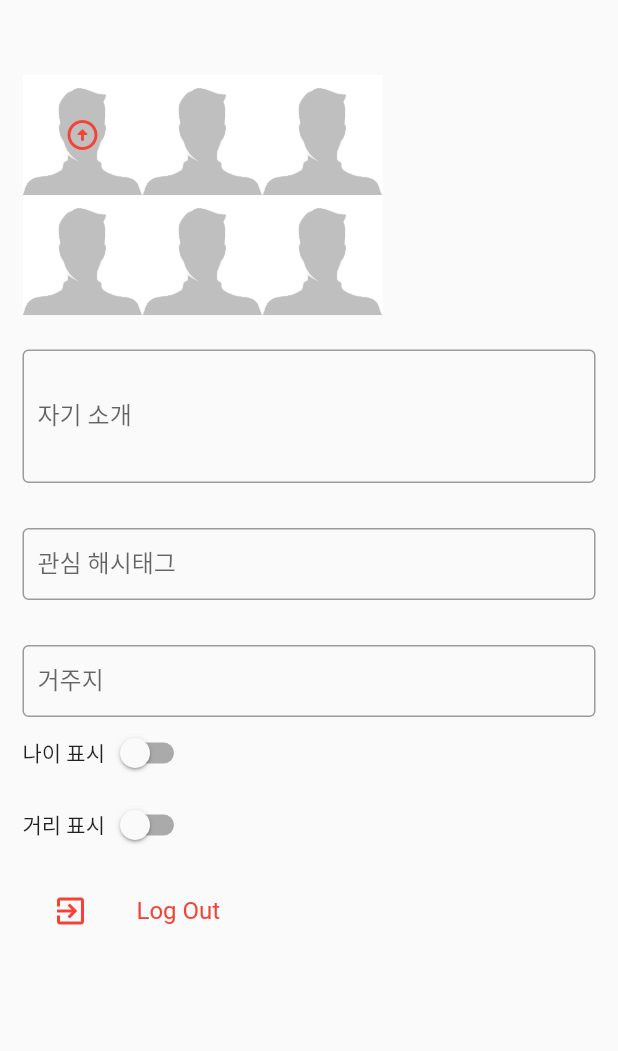
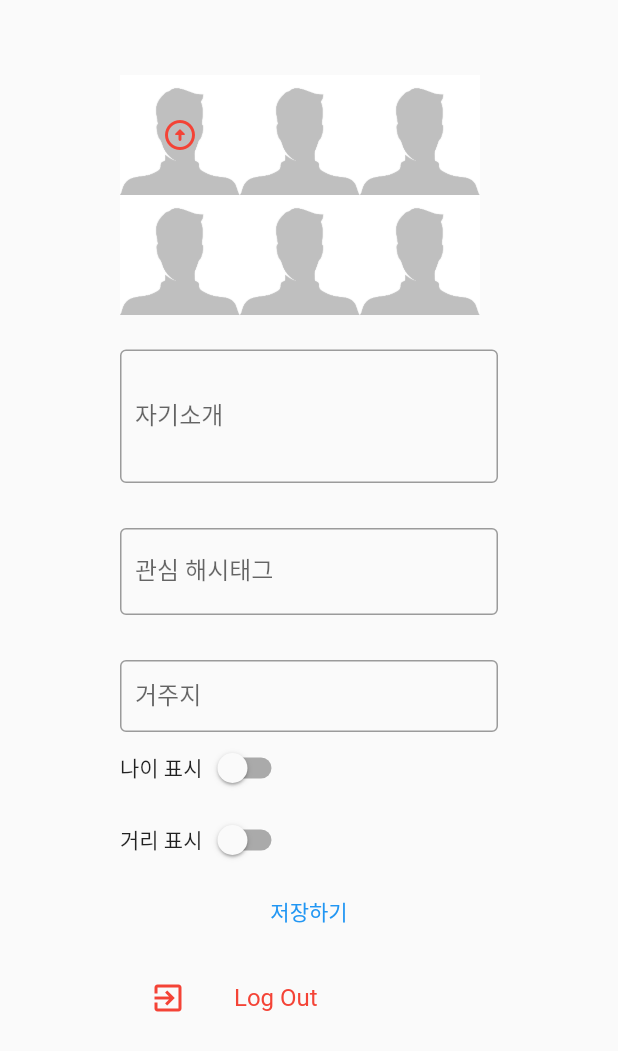
Before and after one commit to LoveCTTS/Alchemy, a Flutter app: the ProfilePage screen opened directly, on a phone screen of 412 x 824 dp. Shown: the top 1051 px of the screen. Run offline on Flutter 3.47's test engine with Material 2 defaults, Android fonts, the phone set to English and light mode, and no system bars; our stand-ins replace cloud_firestore, firebase_auth, firebase_core, firebase_storage, flutter_spinkit, image_picker and 2 more; accounts and stored records are empty; network calls fail; Roboto replaces fonts that are missing (Raleway-Regular).

Commit message:
Version1.2.8

```diff
--- a/lib/pages/home_page.dart
+++ b/lib/pages/home_page.dart
@@ -22,8 +22,8 @@ class HomePage extends StatefulWidget {
 
 class _HomePageState extends State<HomePage> {
 
-  int _currentIndex=2; //하단 바 터치시 이동하기위한 정수형 Index변수 생성
-  final List _children = [TestPage(),FriendsListPage(),AgoraPage(),GroupPage(),ProfilePage()];//터치시 각 위젯으로 가기 위한 클래스들을 저장한 리스트변수 생성
+  int _currentIndex=1; //하단 바 터치시 이동하기위한 정수형 Index변수 생성
+  final List _children = [FriendsListPage(),AgoraPage(),GroupPage(),ProfilePage()];//터치시 각 위젯으로 가기 위한 클래스들을 저장한 리스트변수 생성
   //변경이 되면 안되기때문에 final 키워드 사용(Constant랑 같은 의미)
 
   @override
--- a/lib/pages/profile_page.dart
+++ b/lib/pages/profile_page.dart
@@ -1,14 +1,13 @@
 import 'dart:io';
-
 import 'package:firebase_auth/firebase_auth.dart';
+import 'package:flutter/cupertino.dart';
 import 'package:flutter/material.dart';
 import 'package:image_picker/image_picker.dart';
 import 'package:firebase_storage/firebase_storage.dart';
 import 'package:linkproto/helper/helper_functions.dart';
 import 'package:linkproto/services/auth_service.dart';
-
+import 'package:linkproto/services/database_service.dart';
 import 'authenticate_page.dart';
-import 'group_page.dart';
 
 
 
@@ -22,7 +21,7 @@ class _ProfilePageState extends State<ProfilePage> {
   final AuthService _auth = AuthService();
   File _image;
   FirebaseAuth _firebaseAuth =FirebaseAuth.instance;
-  FirebaseUser _user;
+  User _user;
   FirebaseStorage _firebaseStorage = FirebaseStorage.instance;
   String _profileImageURL = "";
   final picker = ImagePicker();
@@ -31,19 +30,52 @@ class _ProfilePageState extends State<ProfilePage> {
   Reference _storageReference;
   bool distanceSwitched=false;
   bool ageSwitched=false;
+  String appealContents='';
+  String local='';
+  String hashTag='';
+  TextEditingController appealController= TextEditingController();
+  TextEditingController hashTagController= TextEditingController();
+  TextEditingController localController= TextEditingController();
 
   @override
-  void initState(){
+  initState() {
+    super.initState();
+    appealController.addListener(() { });
+    hashTagController.addListener(() { });
+    localController.addListener(() { });
+    _prepareService();
 
-    super.initState();
-    _prepareService();
+  }
+  @override
+  void dispose(){
+    localController.dispose();
+    hashTagController.dispose();
+    appealController.dispose();
+    _prepareService().dispose();
+    super.dispose();
   }
 
-
-  void _prepareService() async{
+  _prepareService() async{
     _user= _firebaseAuth.currentUser;
     _hasNetworkImage = await hasNetworkImage();
     _userName=await HelperFunctions.getUserNameSharedPreference();
+
+    await DatabaseService(userName: _userName).getUserAppeal().then((value){
+      setState(() {
+        appealController.text = value;
+      });
+    });
+    await DatabaseService(userName: _userName).getUserLocal().then((value){
+      setState(() {
+        localController.text = value;
+      });
+    });
+    await DatabaseService(userName: _userName).getUserHashTag().then((value){
+      setState(() {
+        hashTagController.text = value;
+      });
+    });
+
   }
 
   void _deleteImageFromStorage() async{
@@ -140,10 +172,8 @@ class _ProfilePageState extends State<ProfilePage> {
   Widget build(BuildContext context) {
     return Scaffold(
         body: ListView(
-          padding: EdgeInsets.symmetric(vertical: 50.0,horizontal: 15),
+          padding: EdgeInsets.symmetric(vertical: 50.0,horizontal: 80),
           children: <Widget>[
-
-
             Row(
                 children: [
                   GestureDetector(
@@ -223,40 +253,36 @@ class _ProfilePageState extends State<ProfilePage> {
                   ),
                 ]),
             SizedBox(height: 23.0),
-
-            Container(
-                child: TextField(
-
+            TextField(
+                maxLines: null,
+                controller: appealController,
                 decoration: InputDecoration(
                     contentPadding: EdgeInsets.symmetric(vertical: 35.0, horizontal: 10.0),
                     border: OutlineInputBorder(),
-                      labelText: '자기 소개 ',
+                    labelText: "자기소개"
                 )
+            ),
+            SizedBox(height:30),
+            TextField(
 
-            )),
-            SizedBox(height:30),
-            Container(
-                child: TextField(
-
+                controller: hashTagController,
+                maxLines: 2,
                 decoration: InputDecoration(
                   contentPadding: EdgeInsets.symmetric(vertical: 10.0, horizontal: 10.0),
                   border: OutlineInputBorder(),
                   labelText: '관심 해시태그 ',
                 )
-
-                )),
+            ),
             SizedBox(height:30),
-            Container(
-                child: TextField(
-
+            TextField(
+                maxLines: 1,
+                controller: localController,
                 decoration: InputDecoration(
-
                   contentPadding: EdgeInsets.symmetric(vertical: 10.0, horizontal: 10.0),
                   border: OutlineInputBorder(),
                   labelText: '거주지 ',
                 )
-
-                )),
+            ),
             Row(children: [
               Text("나이 표시"),
               Switch(
@@ -270,7 +296,6 @@ class _ProfilePageState extends State<ProfilePage> {
                     );
                   }
               )
-
             ]),
             Row(children: [
               Text("거리 표시"),
@@ -285,9 +310,13 @@ class _ProfilePageState extends State<ProfilePage> {
                     );
                   }
               )
-
             ]),
 
+            TextButton(onPressed: (){
+              DatabaseService(userName: _userName).updateAppeal(appealController.text);
+              DatabaseService(userName: _userName).updateLocal(localController.text);
+              DatabaseService(userName: _userName).updateHashTag(hashTagController.text);
+            }, child: Text("저장하기")),
 
             ListTile(
               onTap: () async {
```
Also changed, not shown: lib/services/database_service.dart (+82 -20 lines), pubspec.lock, 3 other files. Lines whose indentation alone changed are shown as unchanged.
